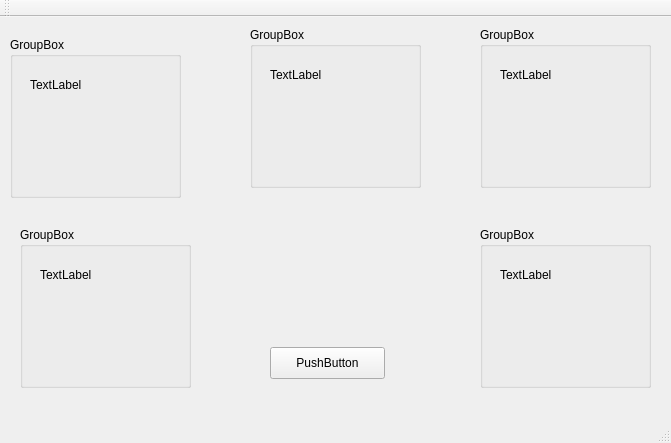
maxoup59/Neural, file mainwindow.ui: the form before one commit.
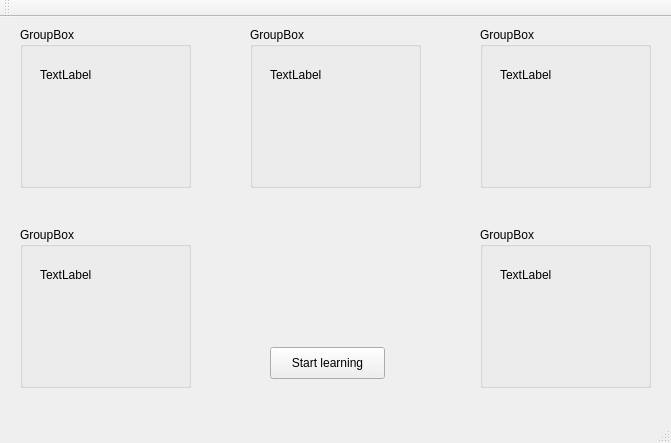
The form after the commit.

```diff
--- a/mainwindow.ui
+++ b/mainwindow.ui
@@ -24,14 +24,14 @@
      </rect>
     </property>
     <property name="text">
-     <string>PushButton</string>
+     <string>Start learning</string>
     </property>
    </widget>
    <widget class="QGroupBox" name="groupBox">
     <property name="geometry">
      <rect>
-      <x>10</x>
-      <y>20</y>
+      <x>20</x>
+      <y>10</y>
       <width>171</width>
       <height>161</height>
      </rect>
@@ -44,7 +44,7 @@
       <rect>
        <x>20</x>
        <y>40</y>
-       <width>59</width>
+       <width>91</width>
        <height>16</height>
       </rect>
      </property>
@@ -70,7 +70,7 @@
       <rect>
        <x>20</x>
        <y>40</y>
-       <width>59</width>
+       <width>101</width>
        <height>16</height>
       </rect>
      </property>
@@ -96,7 +96,7 @@
       <rect>
        <x>20</x>
        <y>40</y>
-       <width>59</width>
+       <width>81</width>
        <height>16</height>
       </rect>
      </property>
@@ -122,7 +122,7 @@
       <rect>
        <x>20</x>
        <y>40</y>
-       <width>59</width>
+       <width>111</width>
        <height>16</height>
       </rect>
      </property>
@@ -148,7 +148,7 @@
       <rect>
        <x>20</x>
        <y>40</y>
-       <width>59</width>
+       <width>91</width>
        <height>16</height>
       </rect>
      </property>
```
